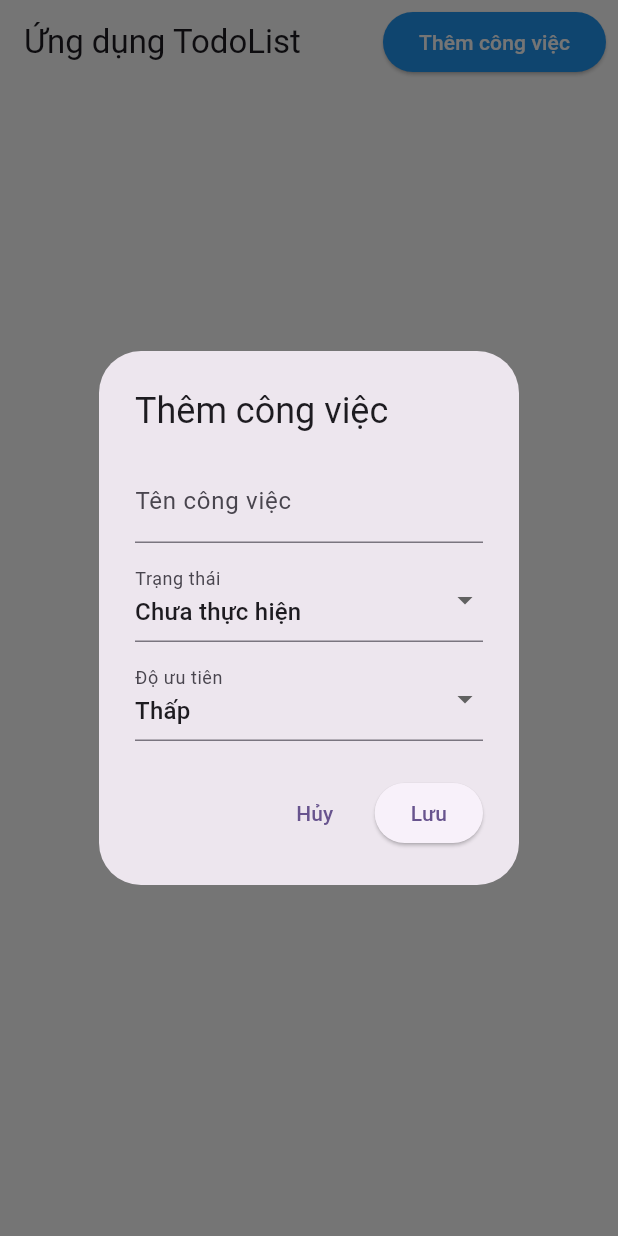
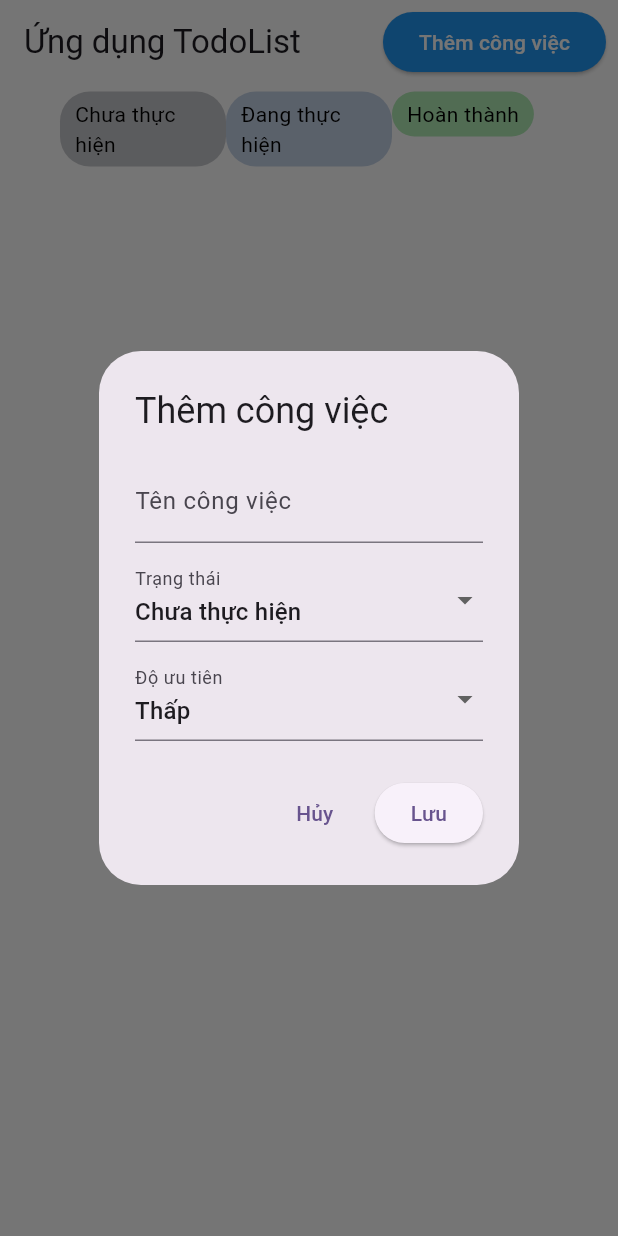
Before and after one commit to qthien202/todolist-desktop, a Flutter app: the screen it shows after launch, after a tap on "Thêm công việc", on a phone screen of 412 x 824 dp. Run offline on Flutter 3.47's test engine with Material 3 defaults, Android fonts, the phone set to English and light mode, and no system bars; our stand-ins replace equatable, flutter_bloc, get_it, sqflite_common_ffi; accounts and stored records are empty.

Commit message:
refactor: ui home

```diff
--- a/lib/core/app_colors.dart
+++ b/lib/core/app_colors.dart
@@ -6,4 +6,7 @@ class AppColors {
   static const Color low = Color(0xffA1D6B2);
   static const Color medium = Color(0xffFFCF96);
   static const Color high = Color(0xffFF9F9F);
+  static const Color todoBadge = Color(0xffC7C8CC);
+  static const Color inProgressBadge = Color(0xffC5D3E8);
+  static const Color doneBadge = Color(0xffB0EBB4);
 }
--- a/lib/features/todolist/domain/entities/job_entity.dart
+++ b/lib/features/todolist/domain/entities/job_entity.dart
@@ -2,7 +2,7 @@ import 'package:equatable/equatable.dart';
 
 enum JobPriority { low, medium, high }
 
-enum JobStatus { todo, inProgress, pending, done }
+enum JobStatus { todo, inProgress, done }
 
 class JobEntity extends Equatable {
   final int? id;
--- a/lib/features/todolist/domain/usecases/job_usecases.dart
+++ b/lib/features/todolist/domain/usecases/job_usecases.dart
@@ -2,3 +2,4 @@ export 'add_job_usecase.dart';
 export 'delete_job_by_id_usecase.dart';
 export 'get_jobs_usecase.dart';
 export 'update_job_by_id_usecase.dart';
+export 'get_job_by_status_usecase.dart';
--- a/lib/features/todolist/presentation/bloc/job_bloc.dart
+++ b/lib/features/todolist/presentation/bloc/job_bloc.dart
@@ -23,15 +23,15 @@ class JobBloc extends Bloc<JobEvent, JobState> {
     on<GetJobsEvent>((event, emit) => getJobs(emit));
     on<UpdateJobEvent>((event, emit) => updateJob(event, emit));
     on<DeleteJobByIdEvent>((event, emit) => deleteJob(event.id, emit));
-    on<GetJobByStatusEvent>(
-        (event, emit) => getJobByStatus(event.status, emit));
+    on<GetJobByMultipleStatusEvent>(
+        (event, emit) => getMultipleJobByStatus(emit));
   }
 
   Future<void> addJob(AddJobEvent event, Emitter<JobState> emit) async {
     emit(JobLoading());
     try {
       await addJobUsecase(event.job);
-      emit(JobSuccess(jobs: await getJobsUsecase()));
+      await getMultipleJobByStatus(emit);
     } catch (e) {
       emit(JobError(message: e.toString()));
     }
@@ -52,26 +52,27 @@ class JobBloc extends Bloc<JobEvent, JobState> {
     }
   }
 
-  Future<void> getJobByStatus(String status, Emitter<JobState> emit) async {
-    emit(JobLoading());
-    try {
-      final jobs = await getJobByStatusUseCase(status);
+  // Future<void> getJobByStatus(
+  //     List<String> status, Emitter<JobState> emit) async {
+  //   emit(JobLoading());
+  //   try {
+  //     final jobs = await getJobByStatusUseCase(status);
 
-      if (jobs.isEmpty) {
-        emit(JobIsEmpty());
-        return;
-      }
-      emit(JobSuccess(jobs: jobs));
-    } catch (e) {
-      emit(JobError(message: e.toString()));
-    }
-  }
+  //     if (jobs.isEmpty) {
+  //       emit(JobIsEmpty());
+  //       return;
+  //     }
+  //     emit(JobSuccess(jobs: jobs));
+  //   } catch (e) {
+  //     emit(JobError(message: e.toString()));
+  //   }
+  // }
 
   Future<void> updateJob(UpdateJobEvent event, Emitter<JobState> emit) async {
     emit(JobLoading());
     try {
       await updateJobUsecase(event.id, event.job);
-      emit(JobSuccess(jobs: await getJobsUsecase()));
+      await getMultipleJobByStatus(emit);
     } catch (e) {
       emit(JobError(message: e.toString()));
     }
@@ -81,12 +82,22 @@ class JobBloc extends Bloc<JobEvent, JobState> {
     emit(JobLoading());
     try {
       await deleteJobUsecase(id);
-      final jobs = await getJobsUsecase();
-      if (jobs.isEmpty) {
-        emit(JobIsEmpty());
-        return;
-      }
-      emit(JobSuccess(jobs: jobs));
+      await getMultipleJobByStatus(emit);
+    } catch (e) {
+      emit(JobError(message: e.toString()));
+    }
+  }
+
+  Future<void> getMultipleJobByStatus(Emitter<JobState> emit) async {
+    emit(JobLoading());
+    try {
+      final todoJobs = await getJobByStatusUseCase('todo');
+      final inProgressJobs = await getJobByStatusUseCase('inProgress');
+      final doneJobs = await getJobByStatusUseCase('done');
+      emit(JobMultiStatusSuccess(
+          todoJobs: todoJobs,
+          inProgressJobs: inProgressJobs,
+          doneJobs: doneJobs));
     } catch (e) {
       emit(JobError(message: e.toString()));
     }
--- a/lib/features/todolist/presentation/bloc/job_event.dart
+++ b/lib/features/todolist/presentation/bloc/job_event.dart
@@ -14,9 +14,11 @@ class GetJobsEvent extends JobEvent {
 }
 
 class GetJobByStatusEvent extends JobEvent {
-  final String status;
-  GetJobByStatusEvent({required this.status});
+  final List<String> statuses;
+  GetJobByStatusEvent({required this.statuses});
 }
+
+class GetJobByMultipleStatusEvent extends JobEvent {}
 
 class UpdateJobEvent extends JobEvent {
   final int id;
--- a/lib/features/todolist/presentation/bloc/job_state.dart
+++ b/lib/features/todolist/presentation/bloc/job_state.dart
@@ -19,3 +19,13 @@ class JobError extends JobState {
   final String message;
   const JobError({required this.message});
 }
+
+class JobMultiStatusSuccess extends JobState {
+  final List<JobEntity> todoJobs;
+  final List<JobEntity> inProgressJobs;
+  final List<JobEntity> doneJobs;
+  JobMultiStatusSuccess(
+      {required this.todoJobs,
+      required this.inProgressJobs,
+      required this.doneJobs});
+}
--- a/lib/features/todolist/presentation/pages/add_job_dialog.dart
+++ b/lib/features/todolist/presentation/pages/add_job_dialog.dart
@@ -112,7 +112,6 @@ Map<String, dynamic> priorityMapText = {
 Map<String, dynamic> statusMap = {
   'todo': JobStatus.todo,
   'inProgress': JobStatus.inProgress,
-  'pending': JobStatus.pending,
   'done': JobStatus.done
 };
 
--- a/lib/features/todolist/presentation/pages/home_page.dart
+++ b/lib/features/todolist/presentation/pages/home_page.dart
@@ -2,6 +2,7 @@ import 'package:app_todolist_desktop/features/todolist/domain/entities/job_entit
 import 'package:app_todolist_desktop/features/todolist/presentation/bloc/job_bloc.dart';
 import 'package:app_todolist_desktop/features/todolist/presentation/bloc/job_state.dart';
 import 'package:app_todolist_desktop/features/todolist/presentation/pages/add_job_dialog.dart';
+import 'package:app_todolist_desktop/features/todolist/presentation/widgets/job_status_widget.dart';
 import 'package:app_todolist_desktop/features/todolist/presentation/widgets/job_widget.dart';
 import 'package:flutter/foundation.dart';
 import 'package:flutter/material.dart';
@@ -32,22 +33,12 @@ class HomePage extends StatelessWidget {
           ),
         ],
       ),
-      body: BlocConsumer<JobBloc, JobState>(
-        listener: (context, state) {
-          if (kDebugMode) {
-            print(">>>>>>>>state1: $state");
-          }
-          if (state is JobError) {
-            if (kDebugMode) {
-              print(">>>>>>>>error: ${state.message}");
-            }
-          }
-        },
+      body: BlocBuilder<JobBloc, JobState>(
         builder: (context, state) {
           if (kDebugMode) {
             print(">>>>>>>>state2: $state");
           }
-          List<JobEntity> jobs = [];
+
           if (state is JobLoading) {
             return CircularProgressIndicator();
           }
@@ -65,20 +56,50 @@ class HomePage extends StatelessWidget {
               ),
             );
           }
-          jobs = state is JobSuccess ? state.jobs : [];
-          return GridView.builder(
-            padding: EdgeInsets.all(8),
-            shrinkWrap: true,
-            itemCount: jobs.length,
-            gridDelegate: SliverGridDelegateWithFixedCrossAxisCount(
-                childAspectRatio: 10 / 4,
-                crossAxisSpacing: 10,
-                // mainAxisExtent: 10,
-                mainAxisSpacing: 10,
-                crossAxisCount: 5),
-            itemBuilder: (context, index) {
-              return jobWidget(jobs[index], context);
-            },
+          final todoJobs = state is JobMultiStatusSuccess ? state.todoJobs : [];
+          final inProgressJobs =
+              state is JobMultiStatusSuccess ? state.inProgressJobs : [];
+          final doneJobs = state is JobMultiStatusSuccess ? state.doneJobs : [];
+          return Padding(
+            padding: const EdgeInsets.symmetric(horizontal: 40, vertical: 5),
+            child: SingleChildScrollView(
+              child: Row(
+                crossAxisAlignment: CrossAxisAlignment.start,
+                // mainAxisAlignment: MainAxisAlignment.center,
+                children: [
+                  Expanded(
+                    child: jobStatusWidget(
+                      status: JobStatus.todo.name,
+                      child: Column(
+                        children: todoJobs.map((job) {
+                          return jobWidget(job, context);
+                        }).toList(),
+                      ),
+                    ),
+                  ),
+                  Expanded(
+                    child: jobStatusWidget(
+                      status: JobStatus.inProgress.name,
+                      child: Column(
+                        children: inProgressJobs.map((job) {
+                          return jobWidget(job, context);
+                        }).toList(),
+                      ),
+                    ),
+                  ),
+                  Expanded(
+                    child: jobStatusWidget(
+                      status: JobStatus.done.name,
+                      child: Column(
+                        children: doneJobs.map((job) {
+                          return jobWidget(job, context);
+                        }).toList(),
+                      ),
+                    ),
+                  )
+                ],
+              ),
+            ),
           );
         },
       ),
--- /dev/null
+++ b/lib/features/todolist/presentation/widgets/job_status_widget.dart
@@ -0,0 +1,91 @@
+import 'package:app_todolist_desktop/core/app_colors.dart';
+import 'package:app_todolist_desktop/features/todolist/domain/entities/job_entity.dart';
+import 'package:app_todolist_desktop/features/todolist/presentation/pages/add_job_dialog.dart';
+import 'package:app_todolist_desktop/features/todolist/presentation/widgets/confirm_dialog.dart';
+import 'package:flutter/cupertino.dart';
+import 'package:flutter/material.dart';
+
+Widget jobStatusWidget({required Widget child, required String status}) {
+  Map<String, Color> badgeColor = {
+    'todo': AppColors.todoBadge,
+    'inProgress': AppColors.inProgressBadge,
+    'done': AppColors.doneBadge
+  };
+  Map<String, dynamic> statusTextMap = {
+    'todo': 'Chưa thực hiện',
+    'inProgress': 'Đang thực hiện',
+    'done': 'Hoàn thành'
+  };
+
+  return Container(
+    decoration: BoxDecoration(
+        color: Colors.white, borderRadius: BorderRadius.circular(8)),
+    child: Column(
+      crossAxisAlignment: CrossAxisAlignment.start,
+      children: [
+        Container(
+          padding: EdgeInsets.symmetric(vertical: 5, horizontal: 10),
+          decoration: BoxDecoration(
+              color: badgeColor[status],
+              borderRadius: BorderRadius.circular(20)),
+          child: Text(
+            statusTextMap[status],
+            style: TextStyle(color: Colors.black),
+          ),
+        ),
+        const SizedBox(
+          height: 20,
+        ),
+        child
+      ],
+    ),
+  );
+}
+
+Future<void> showModalJob({
+  required JobEntity job,
+  required BuildContext context,
+}) async {
+  showCupertinoModalPopup(
+    context: context,
+    builder: (BuildContext context) {
+      return CupertinoActionSheet(
+        actions: <Widget>[
+          CupertinoActionSheetAction(
+              onPressed: () async {
+                Navigator.pop(context);
+                await showAddJobDialog(
+                    context: context, isEdit: true, job: job);
+              },
+              child: const Text(
+                'Chỉnh sửa',
+                style: TextStyle(fontSize: 16, color: Colors.black),
+              )),
+          Visibility(
+            // visible: currentUser,
+            child: CupertinoActionSheetAction(
+                isDestructiveAction: true,
+                onPressed: () async {
+                  Navigator.pop(context);
+                  await showCupertinoDialog(
+                    context: context,
+                    builder: (context) => confirmDialog(context),
+                  );
+                },
+                child: const Text(
+                  'Xóa',
+                  style: TextStyle(fontSize: 16),
+                )),
+          ),
+        ],
+        cancelButton: CupertinoActionSheetAction(
+            isDefaultAction: true,
+            child: const Text(
+              'Hủy',
+              style: TextStyle(color: Colors.black, fontSize: 16),
+            ),
+            onPressed: () => Navigator.pop(context)),
+      );
+    },
+  );
+}
--- a/lib/main.dart
+++ b/lib/main.dart
@@ -1,6 +1,5 @@
 import 'package:app_todolist_desktop/core/dependency_injections.dart';
 import 'package:app_todolist_desktop/features/todolist/domain/repositories/todolist_repository.dart';
-import 'package:app_todolist_desktop/features/todolist/domain/usecases/get_job_by_status_usecase.dart';
 import 'package:app_todolist_desktop/features/todolist/presentation/bloc/job_bloc.dart';
 import 'package:app_todolist_desktop/features/todolist/presentation/pages/home_page.dart';
 import 'package:flutter/material.dart';
@@ -37,15 +36,17 @@ class MyApp extends StatelessWidget {
                       UpdateJobByIdUsecase(sl<TodolistRepository>()),
                   getJobByStatusUseCase:
                       GetJobByStatusUseCase(sl<TodolistRepository>()))
-                ..add(GetJobsEvent())),
+                ..add(GetJobByMultipleStatusEvent())),
         ],
         child: MaterialApp(
           debugShowCheckedModeBanner: false,
           title: 'Flutter TodoList Desktop',
           theme: ThemeData(
-            colorScheme: ColorScheme.fromSeed(seedColor: Colors.deepPurple),
-            useMaterial3: true,
-          ),
+              colorScheme: ColorScheme.fromSeed(seedColor: Colors.deepPurple),
+              useMaterial3: true,
+              appBarTheme: AppBarTheme(
+                scrolledUnderElevation: 0.0,
+              )),
           home: const HomePage(),
         ));
   }
```
Also changed, not shown: lib/features/todolist/presentation/widgets/job_widget.dart (+29 -21 lines).
